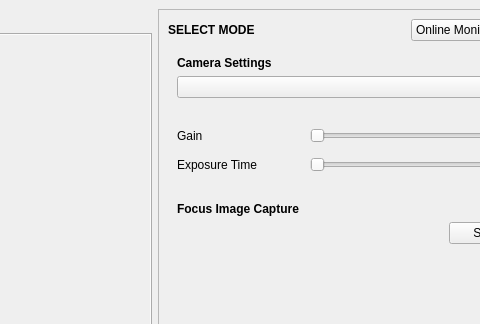
This is FocusDiagnostics/focusdiagnosticsmainwindow.ui in dungducphan/TauExperimentDataAnalyzer as Qt 5 draws it before an edit; both pictures show x 479 to 959 and y 0 to 324 of the 1145 by 691 pixel window. The edited form follows.
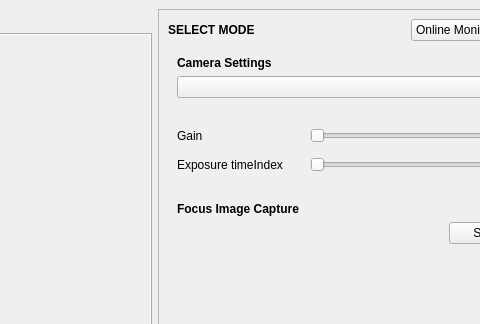
This is the edited form.

The edit to the form file:
```diff
--- a/FocusDiagnostics/focusdiagnosticsmainwindow.ui
+++ b/FocusDiagnostics/focusdiagnosticsmainwindow.ui
@@ -220,7 +220,7 @@
               </size>
              </property>
              <property name="text">
-              <string>Exposure Time</string>
+              <string>Exposure timeIndex</string>
              </property>
             </widget>
            </item>
```
